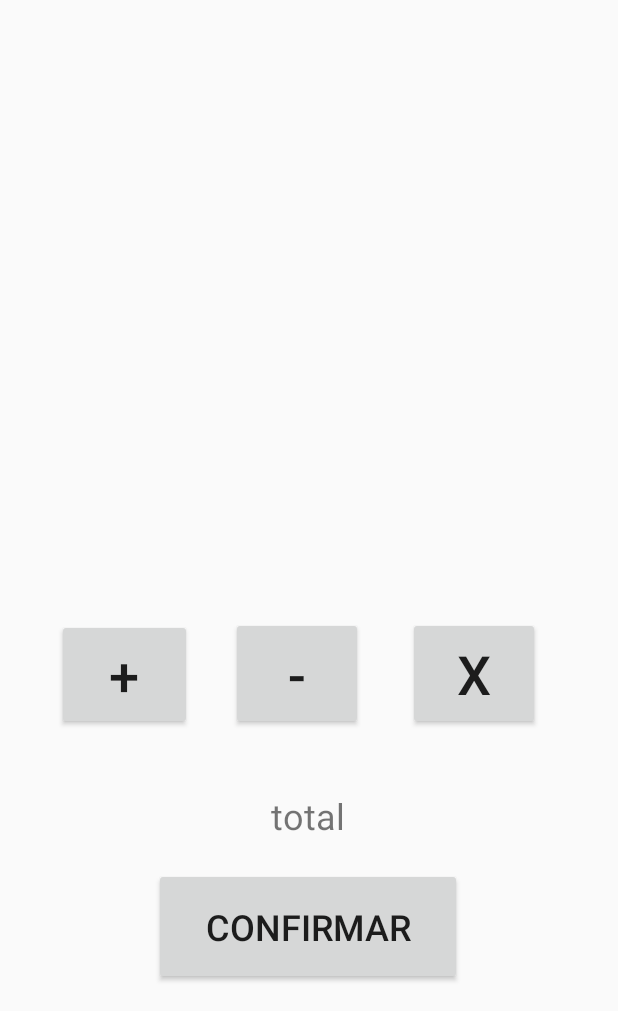
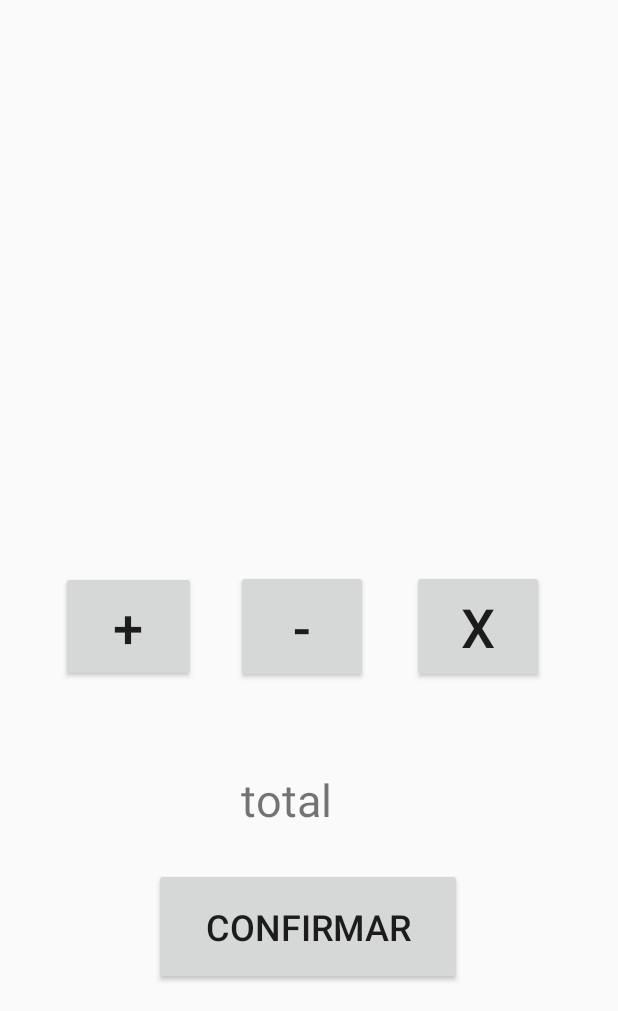
Before and after one commit to Kayd-J/ResTEC, an Android app: the Menu screen opened directly, with no data from a screen before it, after a tap on "ACEPTAR", on a phone screen of 412 x 824 dp, the part 225-1236 px from its top. Run offline under Robolectric (Android 15) with nearby library versions, the phone set to English and light mode, and no system bars; our stand-ins replace Picasso; pictures from the network do not load.

```diff
--- a/App/app/src/main/java/com/example/app/AdministrarCarrito.kt
+++ b/App/app/src/main/java/com/example/app/AdministrarCarrito.kt
@@ -2,6 +2,7 @@ package com.example.app
 
 import android.content.Intent
 import android.os.Bundle
+import android.widget.TextView
 import androidx.appcompat.app.AppCompatActivity
 import kotlinx.android.synthetic.main.administrar_carrito.*
 
@@ -12,9 +13,33 @@ class AdministrarCarrito: AppCompatActivity() {
         super.onCreate(savedInstanceState)
         setContentView(R.layout.administrar_carrito)
 
+        var cantidad_producto = 0
+        val label = findViewById<TextView>(R.id.lbltotal) as TextView
+
+        val intent = getIntent()
+        val usariorecibido = intent.getStringArrayListExtra("platillos")
+
+        btnmas.setOnClickListener {
+            cantidad_producto++
+            label.setText(cantidad_producto.toString())
+        }
+
+        btnmenos.setOnClickListener {
+            cantidad_producto--
+            label.setText(cantidad_producto.toString())
+        }
+
         //Botón de acceso a la ventana de Generar Pedido
         btnconfirmar.setOnClickListener {
-            startActivity(Intent(this, GenerarPedido::class.java))
+
+            val intent = Intent(this, GenerarPedido::class.java)
+            intent.putExtra("total", cantidad_producto.toString())
+            startActivity(intent)
         }
     }
+
+
+    fun Nueva_Venta(){
+        startActivity(Intent(this, GenerarPedido::class.java))
+    }
 }
--- a/App/app/src/main/java/com/example/app/Menu.kt
+++ b/App/app/src/main/java/com/example/app/Menu.kt
@@ -7,9 +7,7 @@ import androidx.recyclerview.widget.LinearLayoutManager
 import kotlinx.android.synthetic.main.content_main.*
 import kotlinx.android.synthetic.main.menu.*
 
-
 class Menu: AppCompatActivity() {
-
     /**
     Aquí se crea un pequeño arraylist, de todos los platillos que la aplicación administrará para poner
       a disposición del cliente, estos contienen el nombre, la descripción  y un código, este último tiene
@@ -25,7 +23,6 @@ class Menu: AppCompatActivity() {
     )
 
     override fun onCreate(savedInstanceState: Bundle?) {
-
         super.onCreate(savedInstanceState)
         setContentView(R.layout.menu)
         IncializarPlatillos()
@@ -35,6 +32,5 @@ class Menu: AppCompatActivity() {
         recycleviewplatillos.layoutManager = LinearLayoutManager(this)
         val adapter = PlatillosAdapter(platillo, this)
         recycleviewplatillos.adapter = adapter
-
     }
 }
--- a/App/app/src/main/java/com/example/app/PlatillosAdapter.kt
+++ b/App/app/src/main/java/com/example/app/PlatillosAdapter.kt
@@ -14,7 +14,6 @@ import kotlinx.android.synthetic.main.platillo.view.*
 
 class PlatillosAdapter( val platillo:List<Platillos>, private val contexto: Context):RecyclerView.Adapter<PlatillosAdapter.AdaptadorPlatillos>(){
 
-
     override fun onCreateViewHolder(parent: ViewGroup, viewType: Int): AdaptadorPlatillos {
         val layoutInflater = LayoutInflater.from(parent.context)
         return AdaptadorPlatillos(layoutInflater.inflate(R.layout.platillo, parent, false), contexto)
@@ -30,7 +29,12 @@ class PlatillosAdapter( val platillo:List<Platillos>, private val contexto: Cont
 
     class AdaptadorPlatillos(val view:View, var contexto: Context): RecyclerView.ViewHolder(view){
 
+        //Se crea el array para almacenar los menus seleccionados
+        var platillos_seleccionados = ArrayList<String>()
+        var precio_platillos_seleccionados = ArrayList<Int>()
+
         fun renderizar(platillo: Platillos){
+
             view.lblnombreplatillo.text = platillo.nombre_platillo
             view.lbldescripcion.text = platillo.descripcion_platillo
             view.lblcosto.text = platillo.precio_platillo.toString()
@@ -38,19 +42,35 @@ class PlatillosAdapter( val platillo:List<Platillos>, private val contexto: Cont
 
             //Selección del intem del menú
             view.setOnClickListener {
+
                 //Toast.makeText(view.context, platillo.nombre_platillo, Toast.LENGTH_SHORT).show()
                 if(platillo.descripcion_platillo == "ACEPTAR"){
-                    Toast.makeText(view.context, "Nueva_Ventana", Toast.LENGTH_SHORT).show()
-                    contexto.startActivity(Intent(contexto, AdministrarCarrito::class.java))
+                    Toast.makeText(view.context, "ACEPTAR", Toast.LENGTH_SHORT).show()
+                    contexto.startActivity(Intent(contexto, AdministrarCarrito::class.java).
+                    putStringArrayListExtra("platillos", platillos_seleccionados))
                 }
-                else{
-                    Toast.makeText(view.context, platillo.nombre_platillo, Toast.LENGTH_SHORT).show()
-                }
+                //AQUÍ ES DONDE YO QUIERO AGREGAR CADA ITEM SELCCIONADO A UN ARRAY PERO NO SE PUEDE
+                //Agregar_item_elemento(platillo.nombre_platillo, platillos_seleccionados)
+                Toast.makeText(view.context, platillo.nombre_platillo, Toast.LENGTH_SHORT).show()
+            }
+        }
+
+
+        private fun Agregar_item_elemento(elemento: String, elementos: ArrayList<String>): ArrayList<String>{
+
+            //Si el tamaño del array es igual a cero se almacena el elemento en dicha
+            if (elementos.size == 0){
+                elementos.add(elemento)
+                return elementos
+            }
+            //Si la posición es diferente de cero se toma la medida del largo del array y se le resta una
+            //posición para colocar el nuevo elemento en la última posición del array y así no tener
+            //conflictos
+            else{
+                val posicion = elementos.size -1
+                elementos.add(posicion, elemento)
+                return elementos
             }
         }
     }
-
-    fun start(){
-       // startActivity(Intent(this, Menu::class.java))
-    }
 }
--- a/App/app/src/main/java/com/example/app/Registrarse.kt
+++ b/App/app/src/main/java/com/example/app/Registrarse.kt
@@ -51,7 +51,7 @@ class Registrarse: AppCompatActivity() {
             //intent.putExtra("contrasena", registro_contrasena[0])
             startActivity(intent)
 
-            Toast.makeText(this@Registrarse, registro_usuario[0],Toast.LENGTH_LONG).show()
+            //Toast.makeText(this@Registrarse, registro_usuario.toString(),Toast.LENGTH_LONG).show()
 
             //Es importante cerrar la activdad, de lo contrario, se abrirá una nueva entana principal
             //Y la información de registro no se enviará
--- a/App/app/src/main/res/layout/administrar_carrito.xml
+++ b/App/app/src/main/res/layout/administrar_carrito.xml
@@ -29,10 +29,23 @@
         android:textSize="36sp"
         app:layout_constraintBottom_toBottomOf="parent"
         app:layout_constraintEnd_toEndOf="parent"
-        app:layout_constraintHorizontal_bias="0.118"
+        app:layout_constraintHorizontal_bias="0.127"
         app:layout_constraintStart_toStartOf="parent"
         app:layout_constraintTop_toTopOf="parent"
-        app:layout_constraintVertical_bias="0.73" />
+        app:layout_constraintVertical_bias="0.684" />
+
+    <Button
+        android:id="@+id/btneliminar"
+        android:layout_width="88dp"
+        android:layout_height="75dp"
+        android:text="X"
+        android:textSize="36sp"
+        app:layout_constraintBottom_toBottomOf="parent"
+        app:layout_constraintEnd_toEndOf="parent"
+        app:layout_constraintHorizontal_bias="0.848"
+        app:layout_constraintStart_toStartOf="parent"
+        app:layout_constraintTop_toTopOf="parent"
+        app:layout_constraintVertical_bias="0.684" />
 
     <Button
         android:id="@+id/btnmenos"
@@ -42,30 +55,17 @@
         android:textSize="36sp"
         app:layout_constraintBottom_toBottomOf="parent"
         app:layout_constraintEnd_toEndOf="parent"
-        app:layout_constraintHorizontal_bias="0.476"
+        app:layout_constraintHorizontal_bias="0.486"
         app:layout_constraintStart_toStartOf="parent"
         app:layout_constraintTop_toTopOf="parent"
-        app:layout_constraintVertical_bias="0.73" />
-
-    <Button
-        android:id="@+id/btneliminar"
-        android:layout_width="88dp"
-        android:layout_height="75dp"
-        android:text="X"
-        android:textSize="36sp"
-        app:layout_constraintBottom_toBottomOf="parent"
-        app:layout_constraintEnd_toEndOf="parent"
-        app:layout_constraintHorizontal_bias="0.839"
-        app:layout_constraintStart_toStartOf="parent"
-        app:layout_constraintTop_toTopOf="parent"
-        app:layout_constraintVertical_bias="0.73" />
+        app:layout_constraintVertical_bias="0.684" />
 
     <TextView
         android:id="@+id/lbltotal"
-        android:layout_width="wrap_content"
-        android:layout_height="wrap_content"
+        android:layout_width="89dp"
+        android:layout_height="50dp"
         android:text="total"
-        android:textSize="24sp"
+        android:textSize="30sp"
         app:layout_constraintBottom_toBottomOf="parent"
         app:layout_constraintEnd_toEndOf="parent"
         app:layout_constraintHorizontal_bias="0.498"
--- a/App/app/src/main/res/layout/platillo.xml
+++ b/App/app/src/main/res/layout/platillo.xml
@@ -10,11 +10,13 @@
         android:layout_width="150dp"
         android:layout_height="150dp"
         android:adjustViewBounds="true"
+        android:background="#FFFFFF"
         android:scaleType="centerCrop" />
 
     <LinearLayout
         android:layout_width="match_parent"
         android:layout_height="match_parent"
+        android:background="#FF5722"
         android:orientation="vertical">
 
         <TextView
@@ -22,6 +24,7 @@
             android:layout_width="wrap_content"
             android:layout_height="wrap_content"
             android:layout_gravity="center_horizontal"
+            android:background="#FF5722"
             android:text="Nombre_Platillo" />
 
         <TextView
@@ -29,6 +32,7 @@
             android:layout_width="wrap_content"
             android:layout_height="wrap_content"
             android:layout_gravity="center_horizontal"
+            android:background="#FF5722"
             android:text="Descripcion_platillo" />
 
         <TextView
@@ -36,6 +40,7 @@
             android:layout_width="wrap_content"
             android:layout_height="wrap_content"
             android:layout_gravity="center_horizontal"
+            android:background="#FF5722"
             android:text="Costo_platillo" />
 
     </LinearLayout>
```
Also changed, not shown: App/app/src/main/java/com/example/app/GenerarPedido.kt (+27 -0 lines), App/app/src/main/res/layout/generar_pedido.xml (+6 -19 lines).
